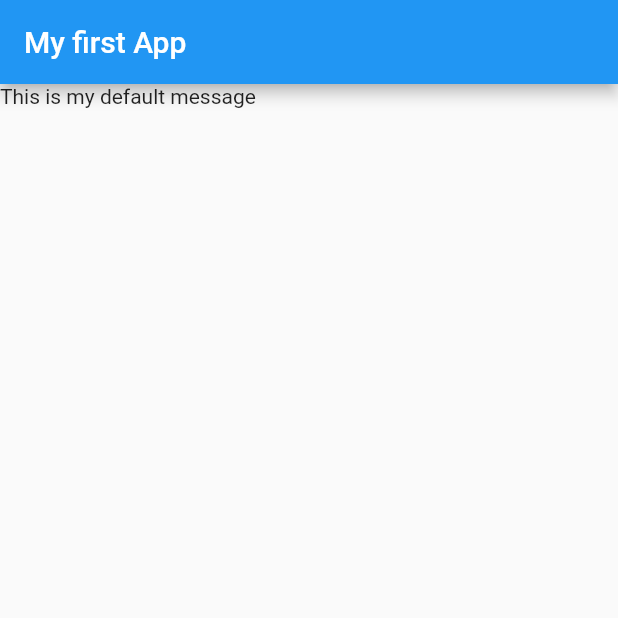
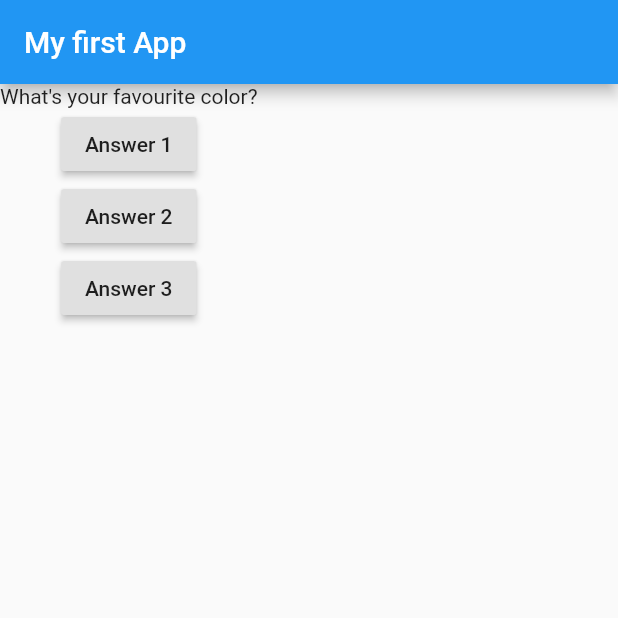
Before and after one commit to donalddoe/donald_flutter_learning, a Flutter app: the screen it shows after launch, on a phone screen of 412 x 824 dp, the top half of it. Run offline on Flutter 3.47's test engine with Material 2 defaults, Android fonts, the phone set to English and light mode, and no system bars.

Commit message:
changed the display of the app

```diff
--- a/lib/main.dart
+++ b/lib/main.dart
@@ -5,13 +5,43 @@ void main() {
 }
 
 class MyApp extends StatelessWidget {
+  var questionIndex = 0;
+  void answerQuestion() {
+    questionIndex = questionIndex + 1;
+    print(questionIndex);
+  }
+
+  @override
   Widget build(BuildContext context) {
+     var questions = [
+    'What\'s your favourite color?',
+    'What\'s your favourite animal?',
+  ];
     return MaterialApp(
       home: Scaffold(
         appBar: AppBar(
           title: Text('My first App'),
         ),
-        body: Text('This is my default message'),
+        body: Column(children: [
+          Text(
+            questions[questionIndex],
+          ),
+          RaisedButton(
+            child: Text('Answer 1'),
+            onPressed: answerQuestion,
+          ),
+          RaisedButton(
+            child: Text('Answer 2'),
+            onPressed: () => print('Answer 2 chosen'),
+          ),
+          RaisedButton(
+            child: Text('Answer 3'),
+            onPressed: () {
+              //......
+              print('Answer 3 chosen!');
+            },
+          ),
+        ]),
       ),
     );
   }
```
